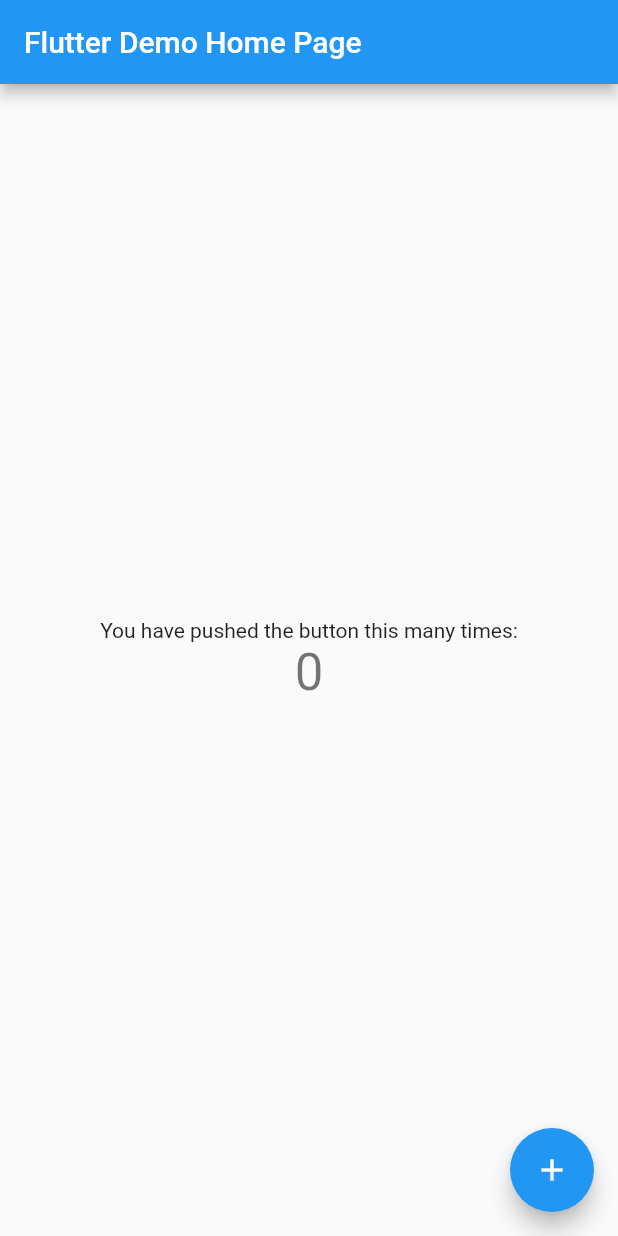
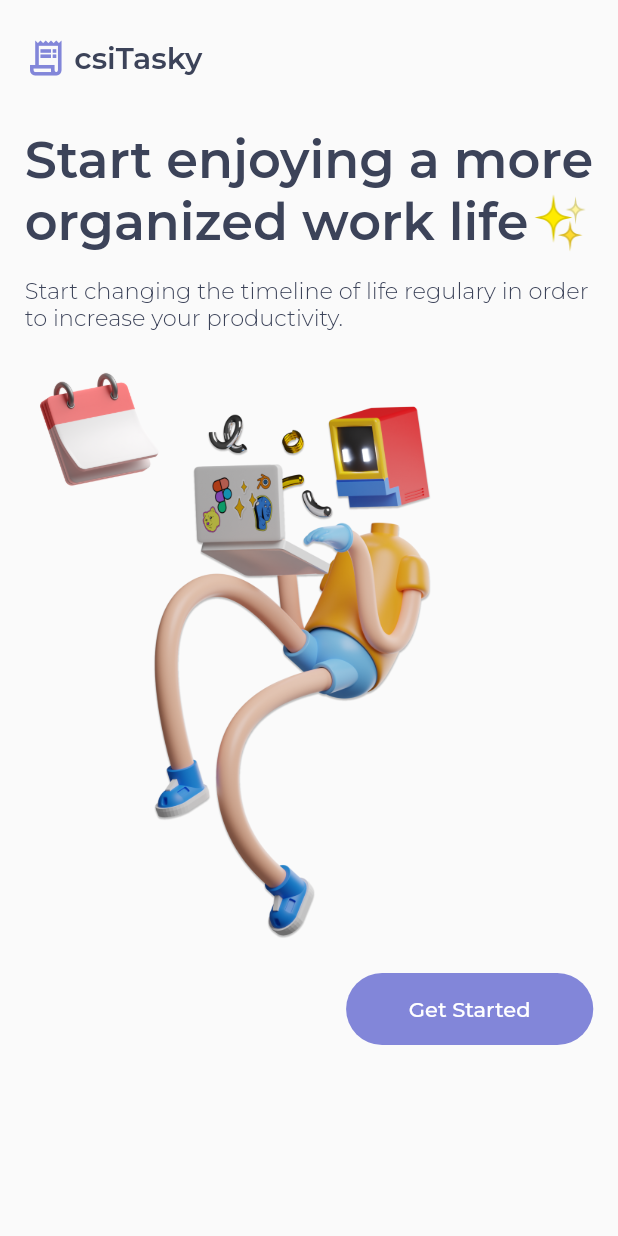
Before and after one commit to MerseniBilel/csiTasky, a Flutter app: the screen it shows after launch, on a phone screen of 412 x 824 dp. Run offline on Flutter 3.47's test engine with Material 2 defaults, Android fonts, the phone set to English and light mode, and no system bars; our stand-ins replace google_fonts.

Commit message:
Home page is 80% done !!

```diff
--- /dev/null
+++ b/lib/globals.dart
@@ -0,0 +1,16 @@
+import 'package:flutter/material.dart';
+
+const Color kWhiteColor = Color(0xFFF2F2F2);
+
+const Color kOtherWite = Color(0xFFF8F9FD);
+const Color kprojectnameColor = Color(0xFFE8EAF8);
+
+const Color kPurpleColor = Color(0xFF8286D9);
+const Color kMustardColor = Color(0xFFF2A71B);
+const Color kTestColor = Color(0xFF3C4359);
+const Color kTestColor2 = Color(0xFF9B9BA0);
+
+const welcome3d = 'assets/icons/Saly-38.png';
+const welcome3d2 = 'assets/icons/Saly-42.png';
+const noTasks = 'assets/icons/Saly-11.png';
+const addTaskIcon = 'assets/icons/add.svg';
--- a/lib/main.dart
+++ b/lib/main.dart
@@ -1,6 +1,16 @@
+import 'package:csitasky/pages/DetailsPage.dart';
+import 'package:csitasky/pages/HomePage.dart';
+import 'package:csitasky/pages/WelcomePage.dart';
 import 'package:flutter/material.dart';
+import 'package:flutter/services.dart';
+
+import 'globals.dart';
 
 void main() {
+  SystemChrome.setSystemUIOverlayStyle(SystemUiOverlayStyle(
+    statusBarColor: Colors.transparent,
+    statusBarBrightness: Brightness.light,
+  ));
   runApp(MyApp());
 }
 
@@ -8,58 +18,17 @@
   @override
   Widget build(BuildContext context) {
     return MaterialApp(
-      title: 'Flutter Demo',
       theme: ThemeData(
-        primarySwatch: Colors.blue,
+        primaryColor: kPurpleColor,
       ),
-      home: MyHomePage(title: 'Flutter Demo Home Page'),
+      debugShowCheckedModeBanner: false,
+      title: 'csiTasky',
+      routes: {
+        '': (_) => WelcomePage(),
+        '/home': (_) => HomePage(),
+        '/details': (_) => DetailsPage()
+      },
+      home: WelcomePage(),
     );
   }
 }
-
-class MyHomePage extends StatefulWidget {
-  MyHomePage({Key? key, required this.title}) : super(key: key);
-
-  final String title;
-
-  @override
-  _MyHomePageState createState() => _MyHomePageState();
-}
-
-class _MyHomePageState extends State<MyHomePage> {
-  int _counter = 0;
-
-  void _incrementCounter() {
-    setState(() {
-      _counter++;
-    });
-  }
-
-  @override
-  Widget build(BuildContext context) {
-    return Scaffold(
-      appBar: AppBar(
-        title: Text(widget.title),
-      ),
-      body: Center(
-        child: Column(
-          mainAxisAlignment: MainAxisAlignment.center,
-          children: <Widget>[
-            Text(
-              'You have pushed the button this many times:',
-            ),
-            Text(
-              '$_counter',
-              style: Theme.of(context).textTheme.headline4,
-            ),
-          ],
-        ),
-      ),
-      floatingActionButton: FloatingActionButton(
-        onPressed: _incrementCounter,
-        tooltip: 'Increment',
-        child: Icon(Icons.add),
-      ),
-    );
-  }
-}
--- a/lib/pages/WelcomePage.dart
+++ b/lib/pages/WelcomePage.dart
@@ -0,0 +1,44 @@
+import 'package:csitasky/widgets/WelcomePage/Header.dart';
+import 'package:csitasky/widgets/WelcomePage/MainContent.dart';
+import 'package:flutter/material.dart';
+
+class WelcomePage extends StatelessWidget {
+  @override
+  Widget build(BuildContext context) {
+    double width = MediaQuery.of(context).size.width;
+    double height = MediaQuery.of(context).size.height;
+    return Scaffold(
+      body: SafeArea(
+          child: Container(
+        padding: EdgeInsets.symmetric(
+          vertical: height * 0.03,
+          horizontal: height * 0.02,
+        ),
+        child: Column(
+          children: [
+            Header(
+              logo: Icons.receipt_long_outlined,
+              title: 'csiTasky',
+            ),
+            MainContent(height: height, width: width)
+          ],
+        ),
+      )),
+    );
+  }
+}
+
+/*
+font style using google font
+
+GoogleFonts.montserrat(
+            textStyle: Theme.of(context).textTheme.headline3,
+            color: kTestColor,
+            fontWeight: FontWeight.w700,
+          ),
+
+          Icon(
+  Icons.receipt_long_outlined,
+),
+
+*/
--- /dev/null
+++ b/lib/widgets/HomePage/Header.dart
@@ -0,0 +1,50 @@
+import 'package:flutter/material.dart';
+import 'package:google_fonts/google_fonts.dart';
+
+import '../../globals.dart';
+
+class Header extends StatelessWidget {
+  const Header({
+    Key? key,
+    required this.userName,
+    required this.userRole,
+  }) : super(key: key);
+
+  final String userName;
+  final String userRole;
+
+  @override
+  Widget build(BuildContext context) {
+    return Container(
+        child: Row(
+      mainAxisAlignment: MainAxisAlignment.spaceBetween,
+      children: [
+        Column(
+          crossAxisAlignment: CrossAxisAlignment.start,
+          children: [
+            Text(
+              userName,
+              style: GoogleFonts.montserrat(
+                textStyle: Theme.of(context).textTheme.headline5,
+                fontWeight: FontWeight.w600,
+                color: kTestColor,
+              ),
+            ),
+            Text(
+              userRole,
+              style: GoogleFonts.montserrat(
+                fontWeight: FontWeight.w400,
+                color: kTestColor2,
+              ),
+            ),
+          ],
+        ),
+        Icon(
+          Icons.notifications_outlined,
+          color: kPurpleColor,
+          size: 28,
+        )
+      ],
+    ));
+  }
+}
--- /dev/null
+++ b/lib/widgets/WelcomePage/Header.dart
@@ -0,0 +1,38 @@
+import 'package:flutter/material.dart';
+import 'package:google_fonts/google_fonts.dart';
+
+import '../../globals.dart';
+
+class Header extends StatelessWidget {
+  const Header({
+    Key? key,
+    required this.logo,
+    required this.title,
+  }) : super(key: key);
+  final IconData logo;
+  final String title;
+  @override
+  Widget build(BuildContext context) {
+    return Container(
+      child: Row(
+        children: [
+          Icon(
+            logo,
+            color: kPurpleColor,
+            size: 28,
+          ),
+          SizedBox(
+            width: 5.0,
+          ),
+          Text(
+            '$title',
+            style: GoogleFonts.montserrat(
+                color: kTestColor,
+                fontWeight: FontWeight.w600,
+                textStyle: Theme.of(context).textTheme.headline6),
+          )
+        ],
+      ),
+    );
+  }
+}
--- /dev/null
+++ b/lib/widgets/WelcomePage/MainContent.dart
@@ -0,0 +1,75 @@
+import 'package:flutter/material.dart';
+import 'package:google_fonts/google_fonts.dart';
+
+import '../../globals.dart';
+
+class MainContent extends StatelessWidget {
+  const MainContent({
+    Key? key,
+    required this.height,
+    required this.width,
+  }) : super(key: key);
+
+  final double height;
+  final double width;
+
+  @override
+  Widget build(BuildContext context) {
+    return Container(
+      padding: EdgeInsets.symmetric(vertical: height * 0.04),
+      child: Column(
+        children: [
+          Text(
+            'Start enjoying a more organized work life✨',
+            style: GoogleFonts.montserrat(
+                textStyle: Theme.of(context).textTheme.headline4,
+                color: kTestColor,
+                fontWeight: FontWeight.w600),
+          ),
+          Padding(
+            padding: EdgeInsets.symmetric(vertical: height * 0.02),
+            child: Text(
+              'Start changing the timeline of life regulary in order to increase your productivity.',
+              style: GoogleFonts.montserrat(
+                color: kTestColor,
+                fontWeight: FontWeight.w300,
+                fontSize: 15.0,
+              ),
+            ),
+          ),
+          Stack(children: [
+            Container(
+              width: width,
+              height: height * 0.5,
+              child: Image.asset(welcome3d, fit: BoxFit.fitHeight),
+            ),
+            Container(
+              width: 100,
+              height: 100,
+              child: Image.asset(welcome3d2),
+            ),
+          ]),
+          Align(
+            alignment: Alignment.bottomRight,
+            child: Container(
+              width: width * 0.4,
+              decoration: BoxDecoration(
+                  color: kPurpleColor,
+                  borderRadius: BorderRadius.circular(50.0)),
+              child: TextButton(
+                onPressed: () => Navigator.pushNamed(context, '/home'),
+                child: Text(
+                  'Get Started',
+                  style: GoogleFonts.montserrat(
+                    fontWeight: FontWeight.w500,
+                    color: Colors.white,
+                  ),
+                ),
+              ),
+            ),
+          ),
+        ],
+      ),
+    );
+  }
+}
```
Also changed, not shown: lib/pages/DetailsPage.dart (+8 -0 lines), lib/pages/HomePage.dart (+84 -0 lines), lib/widgets/HomePage/ProjectScroller.dart (added, +192 -0 lines), lib/widgets/HomePage/SearchTask.dart (added, +48 -0 lines), pubspec.yaml (+8 -3 lines), assets/icons/Saly-11.png (added), assets/icons/Saly-38.png (added), assets/icons/Saly-42.png (added), assets/icons/add.svg (added), pubspec.lock, 1 other file.
